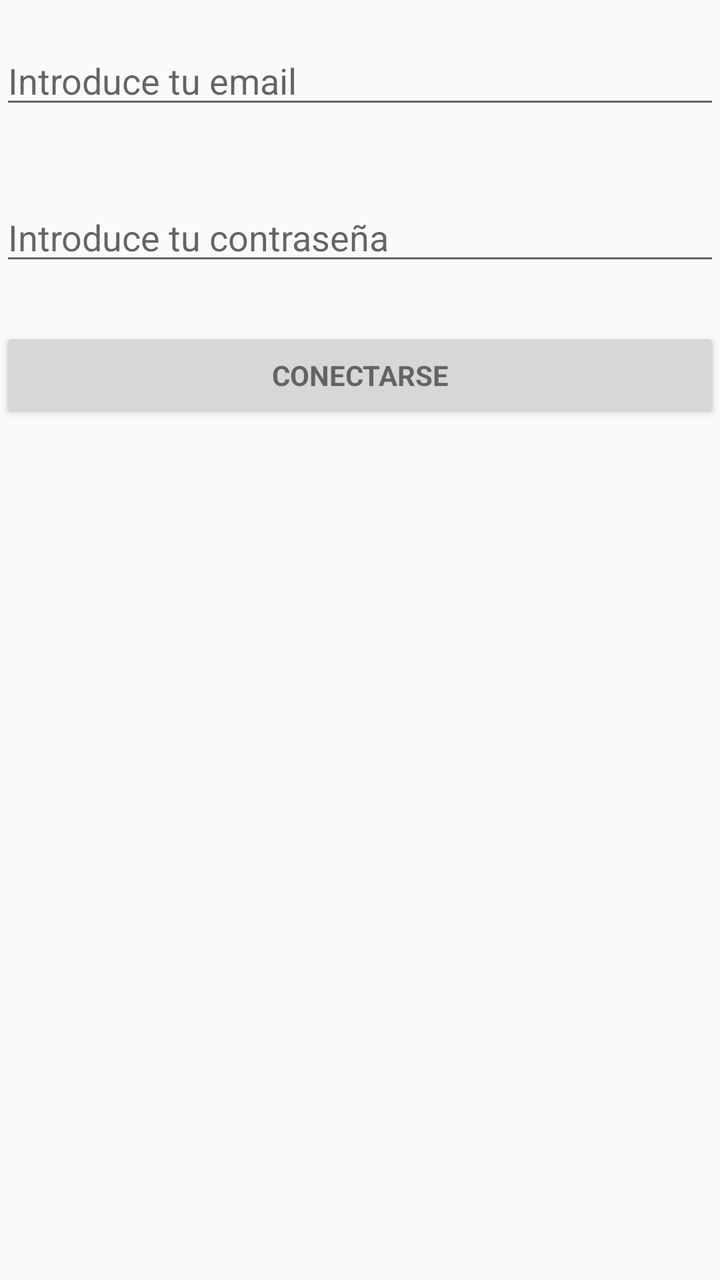
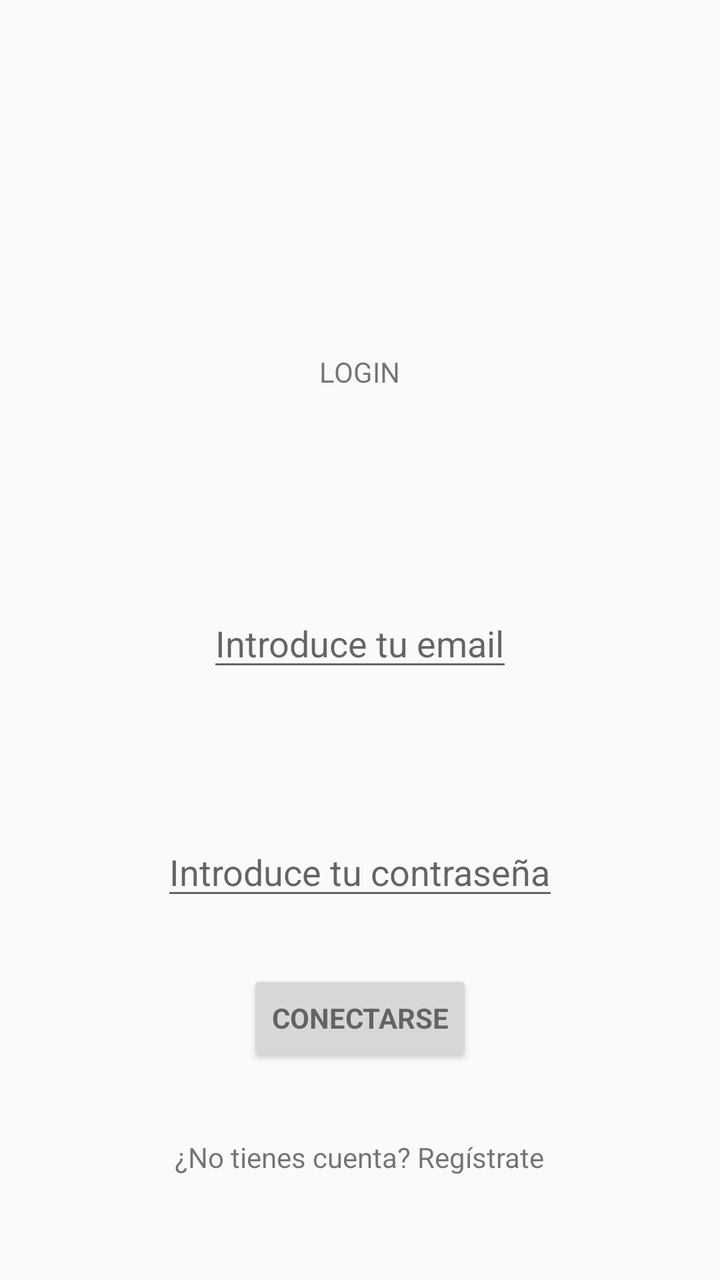

Two renders of the same Android screen: before a commit and after it. Below are the layout's source before the change and the commit's diff.
<!-- AndroidManifest.xml: application theme AppTheme -->
<!-- res/layout/activity_login.xml -->
<?xml version="1.0" encoding="utf-8"?>
<RelativeLayout xmlns:android="http://schemas.android.com/apk/res/android"
    xmlns:tools="http://schemas.android.com/tools"
    android:layout_width="match_parent"
    android:layout_height="match_parent"
    tools:context="com.pinillos.auxilium.LoginActivity">


        <EditText
            android:id="@+id/email"
            android:layout_width="match_parent"
            android:layout_height="wrap_content"
            android:layout_alignParentLeft="true"
            android:layout_alignParentStart="true"
            android:layout_alignParentTop="true"
            android:layout_marginTop="18dp"
            android:hint="Introduce tu email"
            android:inputType="textEmailAddress"
            android:maxLines="1"
            tools:layout_editor_absoluteX="0dp"
            tools:layout_editor_absoluteY="116dp" />


        <EditText
            android:id="@+id/password"
            android:layout_width="match_parent"
            android:layout_height="wrap_content"
            android:layout_alignParentLeft="true"
            android:layout_alignParentStart="true"
            android:layout_below="@+id/email"
            android:layout_marginTop="37dp"
            android:hint="Introduce tu contraseña"
            android:imeOptions="actionUnspecified"
            android:inputType="textPassword"
            android:maxLines="1"
            tools:layout_editor_absoluteX="0dp"
            tools:layout_editor_absoluteY="198dp" />

        <Button
            android:id="@+id/email_sign_in_button"
            style="?android:textAppearanceSmall"
            android:layout_width="match_parent"
            android:layout_height="wrap_content"
            android:layout_alignParentLeft="true"
            android:layout_alignParentStart="true"
            android:layout_below="@+id/password"
            android:layout_marginTop="26dp"
            android:onClick="loguearse"
            android:text="Conectarse"
            android:textStyle="bold"
            tools:layout_editor_absoluteX="0dp"
            tools:layout_editor_absoluteY="312dp" />

</RelativeLayout>
<!-- resources referenced by this layout -->
<resources>
  <style name="AppTheme" parent="Theme.AppCompat.Light.DarkActionBar">
          
          <item name="colorPrimary">@color/colorPrimary</item>
          <item name="colorPrimaryDark">@color/colorPrimaryDark</item>
          <item name="colorAccent">@color/colorAccent</item>
          <item name="windowActionBar">false</item>
          <item name="windowNoTitle">true</item>
  
      </style>
  <color name="colorPrimary">#FF0000</color>
  <color name="colorPrimaryDark">#3755ff</color>
  <color name="colorAccent">#FF4081</color>
</resources>

<!-- the commit's change to res/layout/activity_login.xml (unified diff, before → after) -->
@@ -8,12 +8,10 @@
 
         <EditText
             android:id="@+id/email"
-            android:layout_width="match_parent"
+            android:layout_width="wrap_content"
             android:layout_height="wrap_content"
-            android:layout_alignParentLeft="true"
-            android:layout_alignParentStart="true"
-            android:layout_alignParentTop="true"
-            android:layout_marginTop="18dp"
+            android:layout_centerHorizontal="true"
+            android:layout_centerVertical="true"
             android:hint="Introduce tu email"
             android:inputType="textEmailAddress"
             android:maxLines="1"
@@ -23,12 +21,11 @@
 
         <EditText
             android:id="@+id/password"
-            android:layout_width="match_parent"
+            android:layout_width="wrap_content"
             android:layout_height="wrap_content"
-            android:layout_alignParentLeft="true"
-            android:layout_alignParentStart="true"
-            android:layout_below="@+id/email"
-            android:layout_marginTop="37dp"
+            android:layout_above="@+id/email_sign_in_button"
+            android:layout_centerHorizontal="true"
+            android:layout_marginBottom="30dp"
             android:hint="Introduce tu contraseña"
             android:imeOptions="actionUnspecified"
             android:inputType="textPassword"
@@ -39,16 +36,34 @@
         <Button
             android:id="@+id/email_sign_in_button"
             style="?android:textAppearanceSmall"
-            android:layout_width="match_parent"
+            android:layout_width="wrap_content"
             android:layout_height="wrap_content"
-            android:layout_alignParentLeft="true"
-            android:layout_alignParentStart="true"
-            android:layout_below="@+id/password"
-            android:layout_marginTop="26dp"
-            android:onClick="loguearse"
+            android:layout_alignParentBottom="true"
+            android:layout_centerHorizontal="true"
+            android:layout_marginBottom="107dp"
+            android:onClick="logIn"
             android:text="Conectarse"
             android:textStyle="bold"
             tools:layout_editor_absoluteX="0dp"
             tools:layout_editor_absoluteY="312dp" />
 
+        <TextView
+            android:id="@+id/textView2"
+            android:layout_width="wrap_content"
+            android:layout_height="wrap_content"
+            android:layout_above="@+id/email"
+            android:layout_centerHorizontal="true"
+            android:layout_marginBottom="104dp"
+            android:text="LOGIN" />
+
+        <TextView
+            android:id="@+id/singUpText"
+            android:layout_width="wrap_content"
+            android:layout_height="wrap_content"
+            android:layout_alignParentBottom="true"
+            android:layout_centerHorizontal="true"
+            android:layout_marginBottom="52dp"
+            android:text="¿No tienes cuenta? Regístrate"
+            android:onClick="goToSignUpNewUserActivity"/>
+
 </RelativeLayout>
